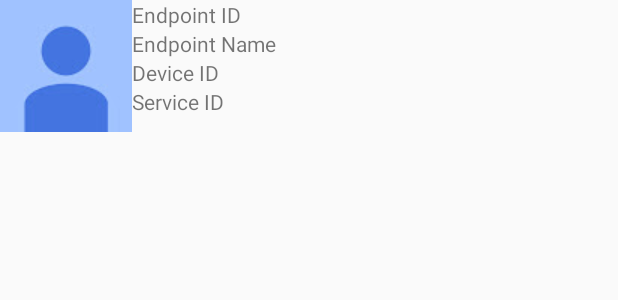
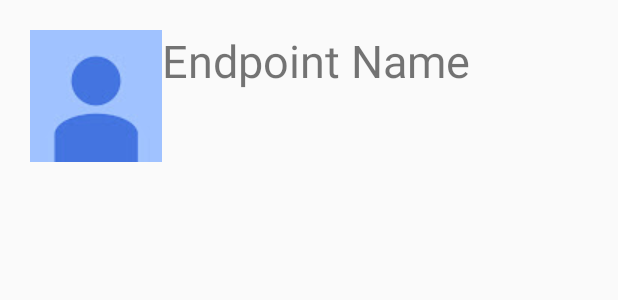
Before and after one commit to imran94/android-discovery, an Android app: the layout endpoint_view.xml on its own in the app's theme, with its tools: preview values and no code run, on a phone screen of 412 x 824 dp. Shown: the top 300 px of the screen. Run offline under Robolectric (Android 15) with nearby library versions, the light colour scheme and no system bars.

Commit message:
Update layouts

```diff
--- a/app/src/main/res/layout/endpoint_view.xml
+++ b/app/src/main/res/layout/endpoint_view.xml
@@ -1,6 +1,7 @@
 <?xml version="1.0" encoding="utf-8"?>
 <RelativeLayout xmlns:android="http://schemas.android.com/apk/res/android"
-    android:layout_width="match_parent" android:layout_height="match_parent">
+    android:layout_width="match_parent" android:layout_height="match_parent"
+    android:layout_margin="20dp">
 
     <ImageView
         android:layout_width="wrap_content"
@@ -14,33 +15,10 @@
     <TextView
         android:layout_width="wrap_content"
         android:layout_height="wrap_content"
-        android:text="Endpoint ID"
-        android:id="@+id/endpoint_id"
-        android:layout_alignParentTop="true"
+        android:text="Endpoint Name"
+        android:id="@+id/endpoint_name"
+        android:textSize="30sp"
+        android:gravity="center"
         android:layout_toRightOf="@+id/endpoint_icon" />
 
-    <TextView
-        android:layout_width="wrap_content"
-        android:layout_height="wrap_content"
-        android:text="Endpoint Name"
-        android:id="@+id/endpoint_name"
-        android:layout_below="@+id/endpoint_id"
-        android:layout_toRightOf="@+id/endpoint_icon" />
-
-    <TextView
-        android:layout_width="wrap_content"
-        android:layout_height="wrap_content"
-        android:text="Device ID"
-        android:id="@+id/device_id"
-        android:layout_toRightOf="@+id/endpoint_icon"
-        android:layout_below="@+id/endpoint_name" />
-
-    <TextView
-        android:layout_width="wrap_content"
-        android:layout_height="wrap_content"
-        android:text="Service ID"
-        android:id="@+id/service_id"
-        android:layout_toRightOf="@+id/endpoint_icon"
-        android:layout_below="@+id/device_id" />
-
 </RelativeLayout>
```
Also changed, not shown: app/src/main/res/layout/activity_main.xml (+29 -2 lines).
